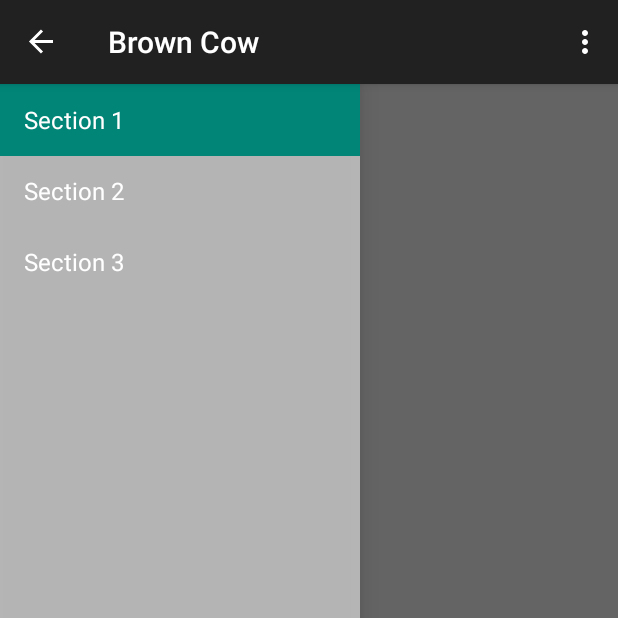
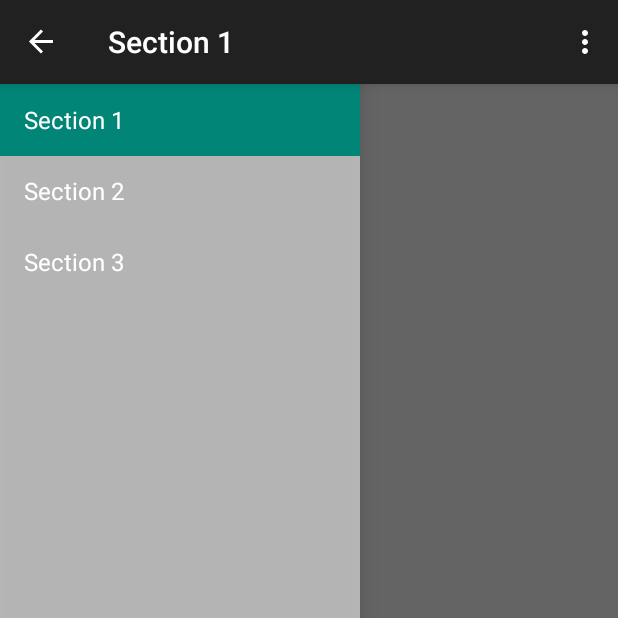
Before and after one commit to saihou/Smoove, an Android app: the screen it shows after launch (MainActivity), after a tap on "Open navigation drawer", on a phone screen of 412 x 824 dp, the top half of it. Run offline under Robolectric (Android 15) with nearby library versions, the phone set to English and light mode, and no system bars.

Commit message:
don't change action bar title when drawer is opened

```diff
--- a/Android/app/src/main/java/hackathon/money2020/browncow/NavigationDrawerFragment.java
+++ b/Android/app/src/main/java/hackathon/money2020/browncow/NavigationDrawerFragment.java
@@ -262,7 +262,7 @@ public class NavigationDrawerFragment extends Fragment {
         ActionBar actionBar = getActionBar();
         actionBar.setDisplayShowTitleEnabled(true);
         actionBar.setNavigationMode(ActionBar.NAVIGATION_MODE_STANDARD);
-        actionBar.setTitle(R.string.app_name);
+        //actionBar.setTitle(R.string.app_name);
     }
 
     private ActionBar getActionBar() {
```
